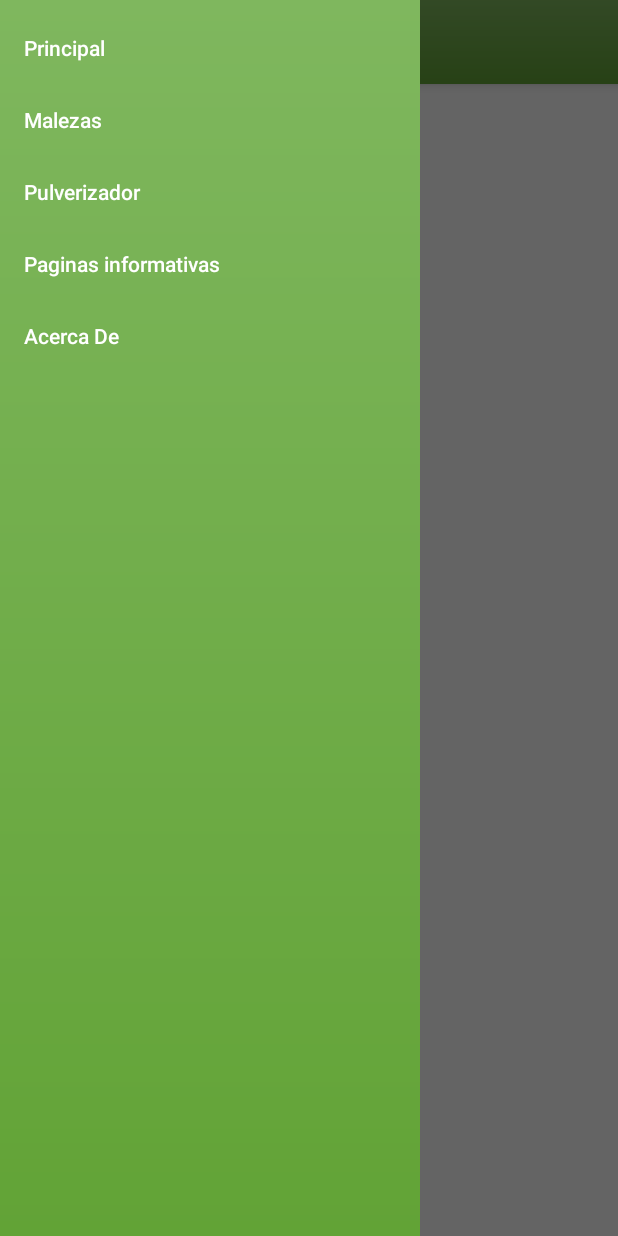
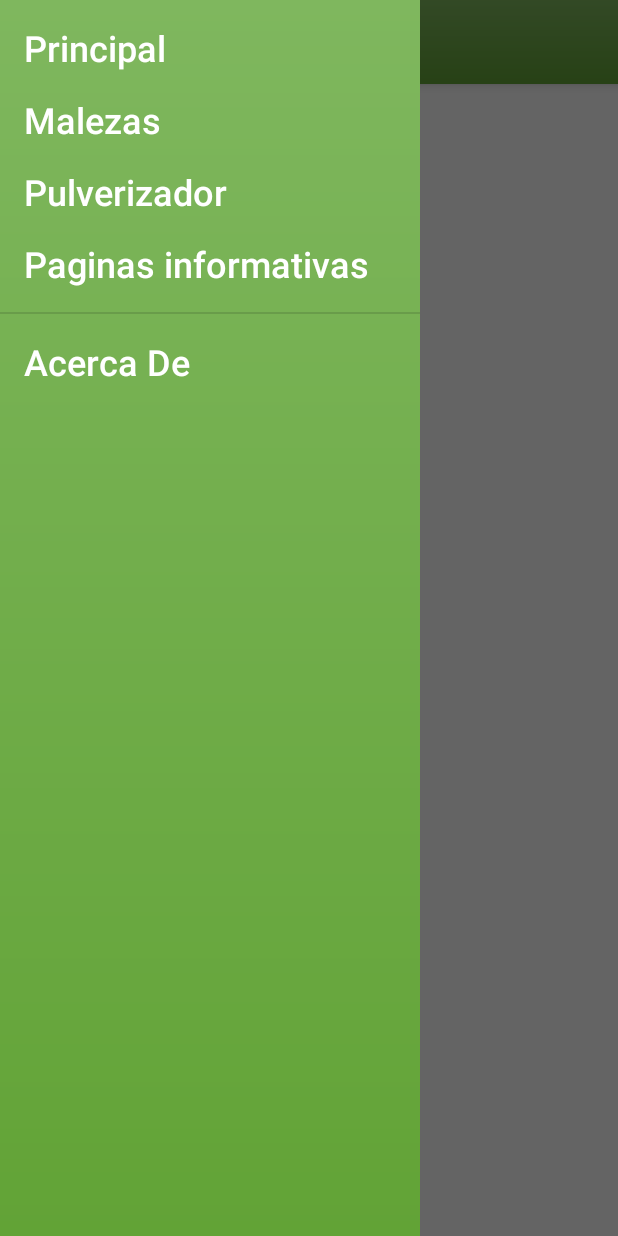
Before and after one commit to LucaJSanti/TheApp, an Android app: the MainActivity screen opened directly, with no data from a screen before it, with the side drawer open, on a phone screen of 412 x 824 dp. Run offline under Robolectric (Android 15) with nearby library versions, the phone set to English and light mode, and no system bars; our stand-ins replace navigation-ui; 4 statements that could not run were skipped.

Commit message:
sub division del menu

```diff
--- a/app/src/main/res/layout/activity_main.xml
+++ b/app/src/main/res/layout/activity_main.xml
@@ -22,5 +22,7 @@
         android:background="@drawable/degradado"
         android:fitsSystemWindows="true"
         app:itemTextColor="@color/white"
-        app:menu="@menu/activity_main_drawer" />
+        app:menu="@menu/activity_main_drawer"
+        app:theme="@style/MenuA"
+        />
 </androidx.drawerlayout.widget.DrawerLayout>
--- a/app/src/main/res/menu/activity_main_drawer.xml
+++ b/app/src/main/res/menu/activity_main_drawer.xml
@@ -3,7 +3,10 @@
     xmlns:tools="http://schemas.android.com/tools"
     tools:showIn="navigation_view">
 
-    <group android:checkableBehavior="single">
+    <group
+        android:id="@+id/navegacion"
+        android:checkableBehavior="single">
+
         <item
             android:id="@+id/nav_prin"
             android:title="@string/menu_home" />
@@ -14,10 +17,16 @@
             android:id="@+id/nav_pulverizador"
             android:title="@string/menu_Pulverizador" />
         <item
-            android:id="@+id/nav_pagnas"
+            android:id="@+id/nav_paginas"
             android:title="@string/menu_Paginas" />
+
+    </group>
+    <group
+        android:id="@+id/creator"
+        android:checkableBehavior="single">
         <item
             android:id="@+id/nav_Acerca_de"
             android:title="@string/menu_Acercade" />
     </group>
+
 </menu>
--- a/app/src/main/res/values/themes.xml
+++ b/app/src/main/res/values/themes.xml
@@ -13,6 +13,10 @@
         <!-- Customize your theme here. -->
     </style>
 
+    <style name="MenuA" parent="Theme.AppCompat.Light.NoActionBar">
+        <item name="android:textSize">24sp</item>
+    </style>
+
     <style name="Theme.TheApp.NoActionBar">
         <item name="windowActionBar">false</item>
         <item name="windowNoTitle">true</item>
```
